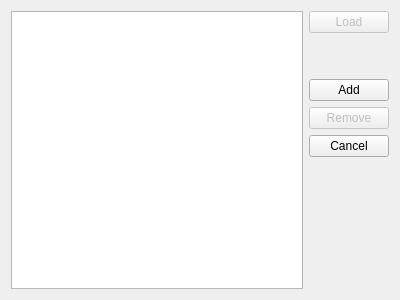
The window that kdecoration/config/ui/loadpreset.ui (paulmcauley/klassy) describes before a commit, drawn with Qt 5.
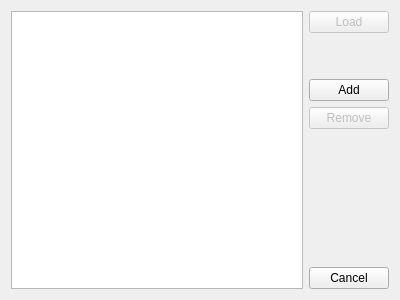
The same window after the commit. Icons and pictures are not drawn.

Commit message: Allow Presets selection to always work with single-click & keyboard

```diff
--- a/kdecoration/config/ui/loadpreset.ui
+++ b/kdecoration/config/ui/loadpreset.ui
@@ -75,12 +75,25 @@
       </widget>
      </item>
      <item>
-      <widget class="QDialogButtonBox" name="buttonBox">
+      <spacer name="verticalSpacer_2">
        <property name="orientation">
         <enum>Qt::Vertical</enum>
        </property>
-       <property name="standardButtons">
-        <set>QDialogButtonBox::Cancel</set>
+       <property name="sizeHint" stdset="0">
+        <size>
+         <width>20</width>
+         <height>40</height>
+        </size>
+       </property>
+      </spacer>
+     </item>
+     <item>
+      <widget class="QPushButton" name="cancelButton">
+       <property name="text">
+        <string>Cancel</string>
+       </property>
+       <property name="icon">
+        <iconset theme="dialog-cancel"/>
        </property>
       </widget>
      </item>
```
Left out of the diff: 48 changed lines with no effect on the pictures. The commit also changes 1 other file.
